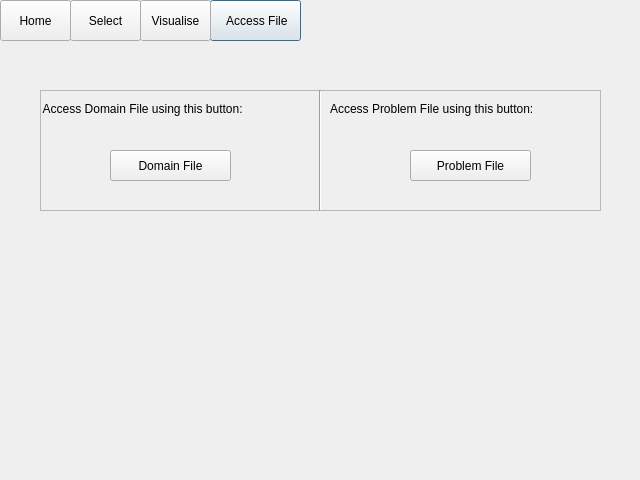
Qt form access.ui (ariannabettin/FYPArianna) before a commit.
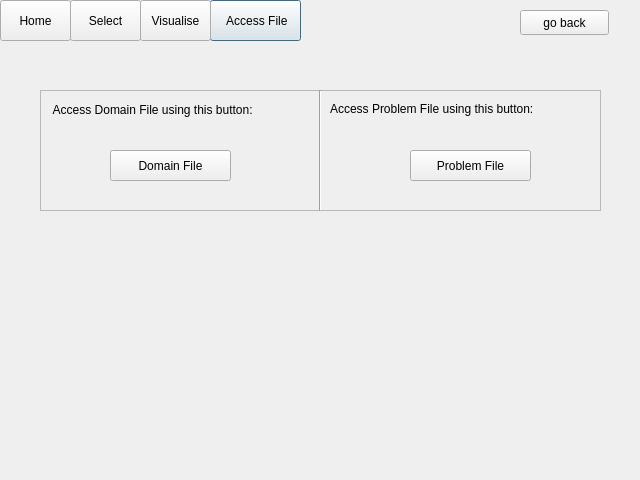
The same form after that commit.

```diff
--- a/access.ui
+++ b/access.ui
@@ -13,6 +13,9 @@
   <property name="windowTitle">
    <string>Dialog</string>
   </property>
+  <property name="styleSheet">
+   <string notr="true">font: 75 12pt &quot;TakaoPGothic&quot;;</string>
+  </property>
   <widget class="QPushButton" name="accessButton">
    <property name="geometry">
     <rect>
@@ -83,12 +86,15 @@
    <widget class="QLabel" name="label">
     <property name="geometry">
      <rect>
-      <x>0</x>
+      <x>10</x>
       <y>10</y>
-      <width>271</width>
-      <height>17</height>
+      <width>261</width>
+      <height>20</height>
      </rect>
     </property>
+    <property name="styleSheet">
+     <string notr="true">font: 75 11pt &quot;TakaoPGothic&quot;;</string>
+    </property>
     <property name="text">
      <string> Access Domain File using this button:</string>
     </property>
@@ -146,6 +152,19 @@
     </property>
    </widget>
   </widget>
+  <widget class="QPushButton" name="backButton">
+   <property name="geometry">
+    <rect>
+     <x>520</x>
+     <y>10</y>
+     <width>89</width>
+     <height>25</height>
+    </rect>
+   </property>
+   <property name="text">
+    <string>go back</string>
+   </property>
+  </widget>
  </widget>
  <resources/>
  <connections/>
```
Left out of the diff: 3 changed lines with no effect on the pictures.
